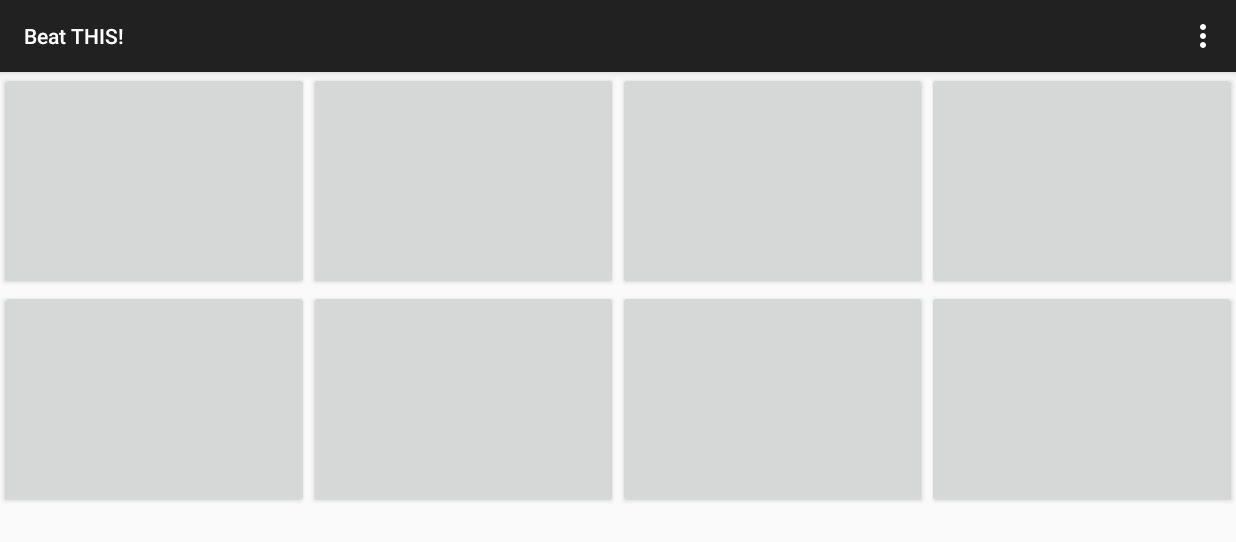
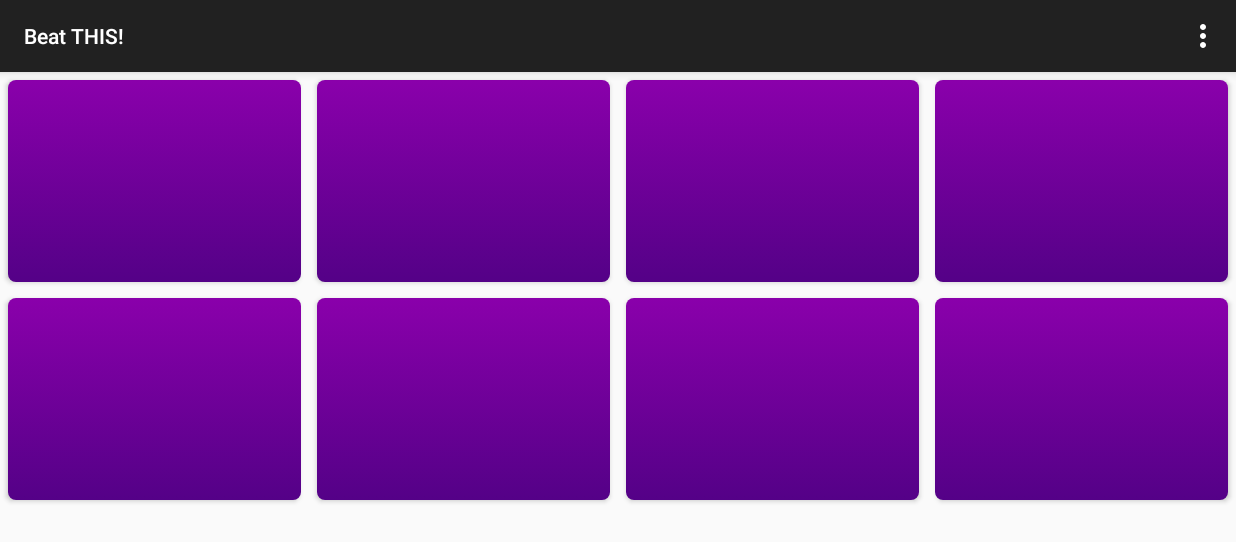
Before and after one commit to ctkim/BeatTHIS, an Android app: the screen it shows after launch (MainActivity), on a phone screen of 824 x 412 dp (held sideways). Shown: the top 542 px of the screen. Run offline under Robolectric (Android 15) with nearby library versions, the phone set to English and light mode, and no system bars.

Commit message:
add button colors

```diff
--- /dev/null
+++ b/src/main/res/drawable/custom_button.xml
@@ -0,0 +1,26 @@
+<?xml version="1.0" encoding="utf-8"?>
+<selector xmlns:android="http://schemas.android.com/apk/res/android">
+
+    <item android:state_pressed="true" >
+        <shape>
+            <gradient
+                android:startColor="@color/red"
+                android:endColor="@color/light_red"
+                android:angle="270" />
+            <corners
+                android:radius="5dp" />
+        </shape>
+    </item>
+
+    <item>
+        <shape>
+            <gradient
+                android:startColor="@color/light_purple"
+                android:endColor="@color/purple"
+                android:angle="270" />
+            <corners
+                android:radius="5dp" />
+        </shape>
+    </item>
+
+</selector>
--- a/src/main/res/layout/activity_main.xml
+++ b/src/main/res/layout/activity_main.xml
@@ -1,67 +1,83 @@
 <LinearLayout xmlns:android="http://schemas.android.com/apk/res/android"
     android:layout_width="fill_parent"
     android:layout_height="fill_parent"
-    android:orientation="vertical" >
+    android:orientation="vertical">
 
     <LinearLayout xmlns:android="http://schemas.android.com/apk/res/android"
         android:layout_width="fill_parent"
         android:layout_height="145dp"
-        android:orientation="horizontal" >
+        android:orientation="horizontal">
 
     <Button
         android:id="@+id/button1"
         android:layout_width="0dp"
         android:layout_height="fill_parent"
-        android:layout_weight="1" />
+        android:layout_weight="1"
+        android:background="@drawable/custom_button"
+        android:layout_margin="5dp"/>
 
     <Button
         android:id="@+id/button2"
         android:layout_width="0dp"
         android:layout_height="fill_parent"
-        android:layout_weight="1" />
+        android:layout_weight="1"
+        android:background="@drawable/custom_button"
+        android:layout_margin="5dp"/>
 
     <Button
         android:id="@+id/button3"
         android:layout_width="0dp"
         android:layout_height="fill_parent"
-        android:layout_weight="1" />
+        android:layout_weight="1"
+        android:background="@drawable/custom_button"
+        android:layout_margin="5dp"/>
 
     <Button
         android:id="@+id/button4"
         android:layout_width="0dp"
         android:layout_height="fill_parent"
-        android:layout_weight="1" />
+        android:layout_weight="1"
+        android:background="@drawable/custom_button"
+        android:layout_margin="5dp"/>
 
     </LinearLayout>
 
     <LinearLayout xmlns:android="http://schemas.android.com/apk/res/android"
         android:layout_width="fill_parent"
         android:layout_height="145dp"
-        android:orientation="horizontal" >
+        android:orientation="horizontal">
 
         <Button
             android:id="@+id/button5"
             android:layout_width="0dp"
             android:layout_height="fill_parent"
-            android:layout_weight="1" />
+            android:layout_weight="1"
+            android:background="@drawable/custom_button"
+            android:layout_margin="5dp"/>
 
         <Button
             android:id="@+id/button6"
             android:layout_width="0dp"
             android:layout_height="fill_parent"
-            android:layout_weight="1" />
+            android:layout_weight="1"
+            android:background="@drawable/custom_button"
+            android:layout_margin="5dp"/>
 
         <Button
             android:id="@+id/button7"
             android:layout_width="0dp"
             android:layout_height="fill_parent"
-            android:layout_weight="1" />
+            android:layout_weight="1"
+            android:background="@drawable/custom_button"
+            android:layout_margin="5dp"/>
 
         <Button
             android:id="@+id/button8"
             android:layout_width="0dp"
             android:layout_height="fill_parent"
-            android:layout_weight="1" />
+            android:layout_weight="1"
+            android:background="@drawable/custom_button"
+            android:layout_margin="5dp"/>
 
     </LinearLayout>
 
--- /dev/null
+++ b/src/main/res/values/colors.xml
@@ -0,0 +1,9 @@
+<?xml version="1.0" encoding="utf-8"?>
+<resources>
+    <color name="purple">#540187</color>
+    <color name="red">#8F0133</color>
+    <color name="light_red">#A5345C</color>
+    <color name="black">#000000</color>
+    <color name="navy">#220152</color>
+    <color name="light_purple">#8A00AB</color>
+</resources>
```
Also changed, not shown: 25 other files.
